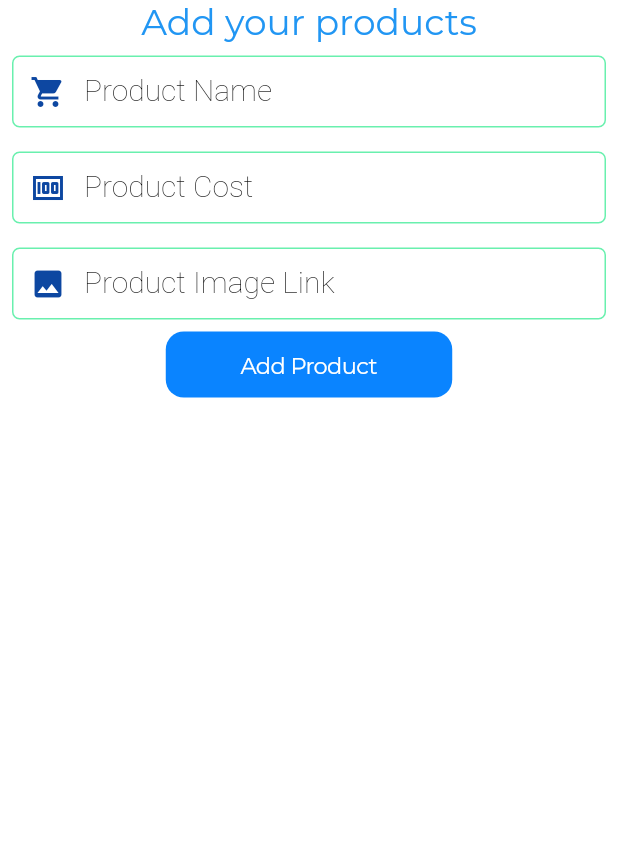
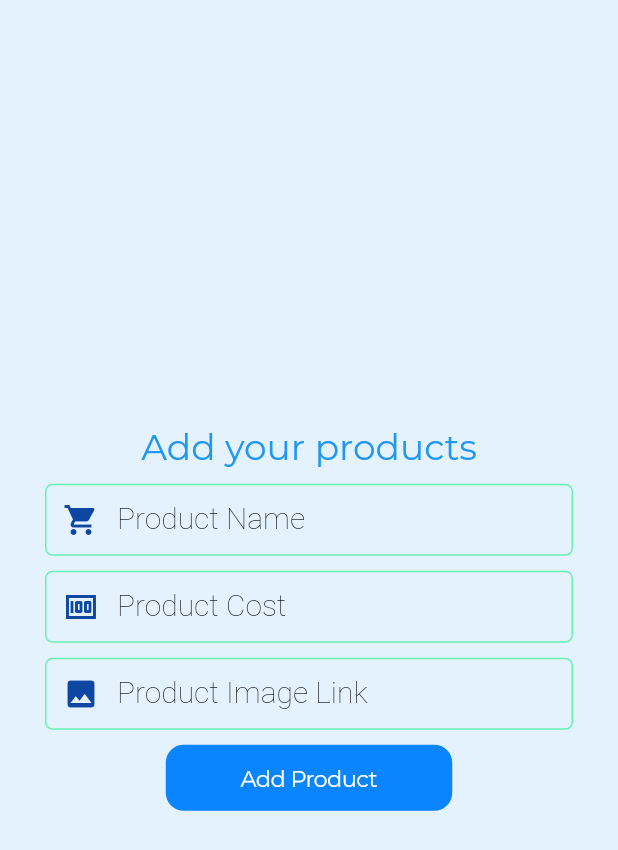
Before and after one commit to Soham041201/ShopIt, a Flutter app: the AddItems screen opened directly, on a phone screen of 412 x 824 dp. Shown: the top 850 px of the screen. Run offline on Flutter 3.47's test engine with Material 2 defaults, Android fonts, the phone set to English and light mode, and no system bars; our stand-ins replace cloud_firestore, firebase_auth, firebase_core, flutter_spinkit, google_fonts, google_sign_in; accounts and stored records are empty.

Commit message:
major changes

```diff
--- a/lib/Seller-Chinmayee/add_items.dart
+++ b/lib/Seller-Chinmayee/add_items.dart
@@ -3,8 +3,6 @@ import 'package:firebase_auth/firebase_auth.dart';
 import 'package:flutter/cupertino.dart';
 import 'package:flutter/material.dart';
 import 'package:shop_it/Seller-Chinmayee/SellerHome.dart';
-import 'package:shop_it/Seller-Chinmayee/products.dart';
-import 'package:shop_it/Seller-Chinmayee/seller_home_page_body.dart';
 import 'package:shop_it/Style/text_field_decoration.dart';
 
 class AddItems extends StatefulWidget {
@@ -23,16 +21,19 @@ class _AddItemsState extends State<AddItems> {
   @override
   Widget build(BuildContext context) {
     return Scaffold(
-      backgroundColor: Colors.white,
+      backgroundColor: Colors.blue[50],
       body: Center(
+
         child: SafeArea(
           child: Form(
             key: _fromKey,
             child: Column(
+              mainAxisAlignment: MainAxisAlignment.center,
               children: [
                 bodyTextstyle('Add your products', Colors.blue, 24),
+                SizedBox(height: 10,),
                 Padding(
-                  padding: const EdgeInsets.all(8.0),
+                  padding:  EdgeInsets.symmetric(horizontal:30.0 ),
                   child: TextFormField(
                     textAlign: TextAlign.center,
                     style: TextStyle(
@@ -73,7 +74,7 @@ class _AddItemsState extends State<AddItems> {
                   ),
                 ),
                 Padding(
-                  padding: const EdgeInsets.all(8.0),
+                  padding:  EdgeInsets.symmetric(horizontal:30.0, vertical: 10 ),
                   child: TextFormField(
                     keyboardType: TextInputType.number,
                     textAlign: TextAlign.center,
@@ -116,7 +117,7 @@ class _AddItemsState extends State<AddItems> {
 
                 ),
                 Padding(
-                  padding: const EdgeInsets.all(8.0),
+                  padding:  EdgeInsets.only(bottom:10,left: 30,right: 30 ),
                   child: TextFormField(
                     keyboardType: TextInputType.text,
                     textAlign: TextAlign.center,
```
